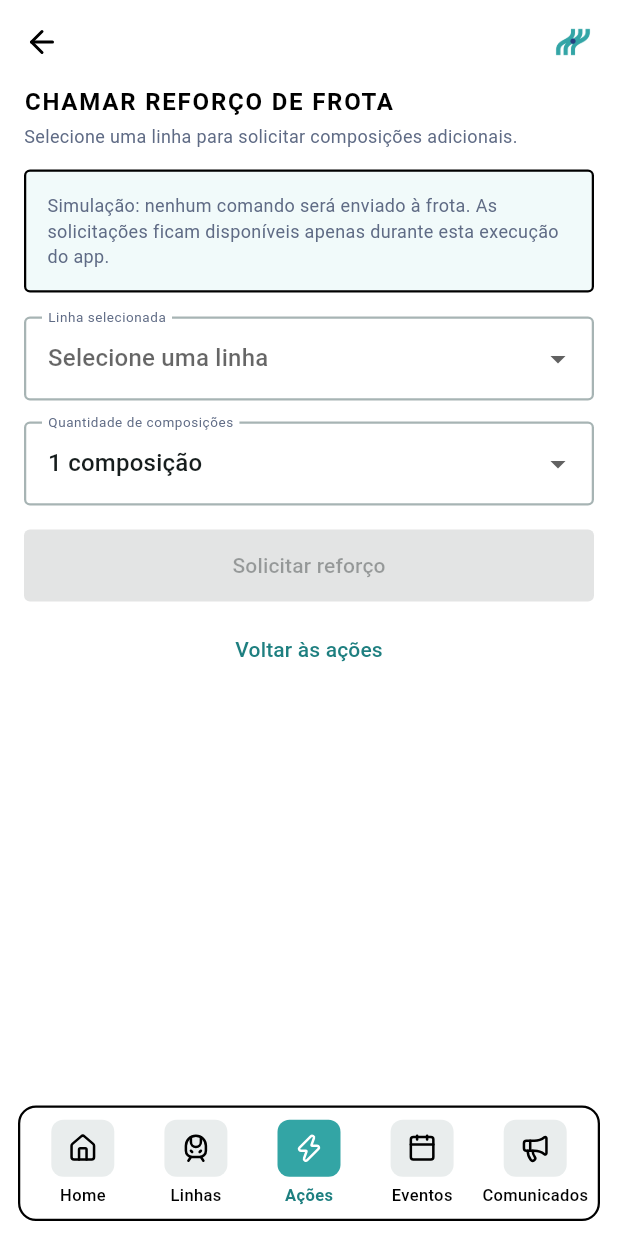
After one commit to pgmoraesdev/FLUXO_GLOBAL_SOLUTION_2026_2, a Flutter app: the LinesScreen screen opened directly, item 3 of the bottom bar chosen, after a tap on "Chamar reforço de frota", on a phone screen of 412 x 824 dp. The commit adds this screen. Run offline on Flutter 3.47's test engine with Material 3 defaults, Android fonts, the phone set to English and light mode, and no system bars; our stand-ins replace lucide_flutter, material_ui.

Commit message:
feat: adiciona menu de acoes e fluxo de reforco por linha

```diff
--- /dev/null
+++ b/lib/screens/actions_screen.dart
@@ -0,0 +1,168 @@
+import 'package:material_ui/material_ui.dart';
+import 'package:lucide_flutter/lucide_flutter.dart';
+
+import '../data/reinforcement_data.dart';
+import 'lines_screen.dart';
+import 'reinforcement_screen.dart';
+
+class ActionsScreen extends StatelessWidget {
+  final ReinforcementRequests? requests;
+  const ActionsScreen({super.key, this.requests});
+
+  @override
+  Widget build(BuildContext context) {
+    final store = requests ?? ReinforcementRequests.instance;
+    return Scaffold(
+      backgroundColor: Colors.white,
+      appBar: fluxoBackAppBar(context),
+      body: ListenableBuilder(
+        listenable: store,
+        builder: (context, _) => ListView(
+          padding: const EdgeInsets.fromLTRB(16, 0, 16, 16),
+          children: [
+            const ScreenTitle(
+              title: 'Ações',
+              subtitle: 'Escolha uma ação para acompanhar e apoiar a operação.',
+            ),
+            const SizedBox(height: 14),
+            _option(
+              icon: LucideIcons.trainFront,
+              title: 'Chamar reforço de frota',
+              description:
+                  'Selecione uma linha e solicite composições adicionais.',
+              onTap: () => Navigator.push(
+                context,
+                MaterialPageRoute(
+                  builder: (_) => ReinforcementScreen(requests: store),
+                ),
+              ),
+              highlight: true,
+            ),
+            const SizedBox(height: 12),
+            _option(
+              icon: LucideIcons.search,
+              title: 'Monitorar linhas e estações',
+              description: 'Consulte a lotação e os detalhes dos vagões.',
+              onTap: () => goToTab(context, 1),
+            ),
+            const SizedBox(height: 12),
+            _option(
+              icon: LucideIcons.calendar,
+              title: 'Consultar eventos',
+              description: 'Veja os eventos que podem aumentar a demanda.',
+              onTap: () => goToTab(context, 3),
+            ),
+            const SizedBox(height: 12),
+            _option(
+              icon: LucideIcons.megaphone,
+              title: 'Consultar comunicados',
+              description: 'Acompanhe os avisos publicados pela operação.',
+              onTap: () => goToTab(context, 4),
+            ),
+            const SizedBox(height: 20),
+            const ScreenTitle(
+              title: 'Solicitações de reforço',
+              subtitle: 'Simulação local. Os registros duram apenas nesta execução do app.',
+            ),
+            const SizedBox(height: 12),
+            if (store.requests.isEmpty)
+              const Text(
+                'Nenhuma solicitação registrada.',
+                style: TextStyle(color: muted, fontSize: 12),
+              ),
+            for (final request in store.requests) ...[
+              Container(
+                padding: const EdgeInsets.all(14),
+                decoration: BoxDecoration(
+                  color: Colors.white,
+                  border: Border.all(color: black, width: 1.5),
+                  borderRadius: BorderRadius.circular(radius),
+                ),
+                child: Column(
+                  crossAxisAlignment: CrossAxisAlignment.start,
+                  children: [
+                    Text(
+                      '${request.code} · ${request.line.name}',
+                      style: const TextStyle(
+                        color: black,
+                        fontWeight: FontWeight.w600,
+                        fontSize: 14,
+                      ),
+                    ),
+                    const SizedBox(height: 6),
+                    Text(
+                      '${request.trainCount} ${request.trainCount == 1 ? 'composição solicitada' : 'composições solicitadas'} · registro simulado',
+                      style: const TextStyle(color: tealDark, fontSize: 12),
+                    ),
+                    const SizedBox(height: 4),
+                    Text(
+                      'Registrado em ${_date(request.createdAt)}',
+                      style: const TextStyle(color: muted, fontSize: 11),
+                    ),
+                  ],
+                ),
+              ),
+              const SizedBox(height: 12),
+            ],
+          ],
+        ),
+      ),
+      bottomNavigationBar: fluxoNavBar(2, (index) {
+        if (index != 2) goToTab(context, index);
+      }),
+    );
+  }
+
+  String _date(DateTime date) =>
+      '${date.day.toString().padLeft(2, '0')}/${date.month.toString().padLeft(2, '0')} '
+      '${date.hour.toString().padLeft(2, '0')}:${date.minute.toString().padLeft(2, '0')}';
+
+  Widget _option({
+    required IconData icon,
+    required String title,
+    required String description,
+    required VoidCallback onTap,
+    bool highlight = false,
+  }) => Material(
+    color: highlight ? softTeal : Colors.white,
+    shape: RoundedRectangleBorder(
+      borderRadius: BorderRadius.circular(radius),
+      side: const BorderSide(color: black, width: 1.5),
+    ),
+    clipBehavior: Clip.antiAlias,
+    child: InkWell(
+      onTap: onTap,
+      child: Padding(
+        padding: const EdgeInsets.all(14),
+        child: Row(
+          children: [
+            Icon(icon, color: tealDark, size: 22),
+            const SizedBox(width: 12),
+            Expanded(
+              child: Column(
+                crossAxisAlignment: CrossAxisAlignment.start,
+                children: [
+                  Text(
+                    title,
+                    style: const TextStyle(
+                      color: black,
+                      fontWeight: FontWeight.w600,
+                      fontSize: 15,
+                    ),
+                  ),
+                  const SizedBox(height: 4),
+                  Text(
+                    description,
+                    style: const TextStyle(color: muted, fontSize: 12),
+                  ),
+                ],
+              ),
+            ),
+            const SizedBox(width: 8),
+            const Icon(LucideIcons.chevronRight, color: tealDark, size: 18),
+          ],
+        ),
+      ),
+    ),
+  );
+}
--- a/lib/screens/lines_screen.dart
+++ b/lib/screens/lines_screen.dart
@@ -1,3 +1,4 @@
+import 'actions_screen.dart';
 import 'home_screen.dart';
 import '../data/metro_data.dart';
 export '../data/metro_data.dart';
@@ -172,7 +173,9 @@ void goToTab(BuildContext context, int index) {
       page = const LinesScreen();
       break;
 
-    // case 2: actions aq
+    case 2:
+      page = const ActionsScreen();
+      break;
 
     case 3:
       page = const EventsScreen();
--- /dev/null
+++ b/lib/screens/reinforcement_screen.dart
@@ -0,0 +1,208 @@
+import 'package:material_ui/material_ui.dart';
+
+import '../data/reinforcement_data.dart';
+import 'lines_screen.dart';
+
+class ReinforcementScreen extends StatefulWidget {
+  final ReinforcementRequests requests;
+  final MetroLine? initialLine;
+  const ReinforcementScreen({
+    super.key,
+    required this.requests,
+    this.initialLine,
+  });
+
+  @override
+  State<ReinforcementScreen> createState() => _ReinforcementScreenState();
+}
+
+class _ReinforcementScreenState extends State<ReinforcementScreen> {
+  late MetroLine? selected = widget.initialLine;
+  int trainCount = 1;
+  bool confirming = false;
+
+  Future<void> _submit() async {
+    final line = selected;
+    if (line == null || confirming || widget.requests.hasRequestFor(line)) {
+      return;
+    }
+    setState(() => confirming = true);
+    final confirmed = await showDialog<bool>(
+      context: context,
+      builder: (context) => AlertDialog(
+        backgroundColor: Colors.white,
+        shape: RoundedRectangleBorder(
+          borderRadius: BorderRadius.circular(radius),
+          side: const BorderSide(color: black, width: 1.5),
+        ),
+        title: const Text('Confirmar reforço simulado'),
+        content: Text(
+          '${line.name}\n$trainCount ${trainCount == 1 ? 'composição adicional' : 'composições adicionais'}.\n\nEste registro não aciona uma frota real.',
+        ),
+        actions: [
+          TextButton(
+            onPressed: () => Navigator.pop(context, false),
+            child: const Text('Cancelar', style: TextStyle(color: muted)),
+          ),
+          TextButton(
+            onPressed: () => Navigator.pop(context, true),
+            child: const Text('Confirmar', style: TextStyle(color: tealDark)),
+          ),
+        ],
+      ),
+    );
+    if (!mounted) return;
+    if (confirmed == true && !widget.requests.hasRequestFor(line)) {
+      widget.requests.submit(line, trainCount);
+      ScaffoldMessenger.of(context).showSnackBar(
+        const SnackBar(content: Text('Solicitação simulada registrada.')),
+      );
+    }
+    setState(() => confirming = false);
+  }
+
+  @override
+  Widget build(BuildContext context) => Scaffold(
+    backgroundColor: Colors.white,
+    appBar: fluxoBackAppBar(context),
+    body: ListenableBuilder(
+      listenable: widget.requests,
+      builder: (context, _) {
+        final line = selected;
+        final alreadyRequested =
+            line != null && widget.requests.hasRequestFor(line);
+        return ListView(
+          padding: const EdgeInsets.fromLTRB(16, 0, 16, 16),
+          children: [
+            const ScreenTitle(
+              title: 'Chamar reforço de frota',
+              subtitle:
+                  'Selecione uma linha para solicitar composições adicionais.',
+            ),
+            const SizedBox(height: 14),
+            Container(
+              padding: const EdgeInsets.all(14),
+              decoration: BoxDecoration(
+                color: softTeal,
+                borderRadius: BorderRadius.circular(radius),
+                border: Border.all(color: black, width: 1.5),
+              ),
+              child: const Text(
+                'Simulação: nenhum comando será enviado à frota. As solicitações ficam disponíveis apenas durante esta execução do app.',
+                style: TextStyle(color: muted, fontSize: 12, height: 1.4),
+              ),
+            ),
+            const SizedBox(height: 16),
+            DropdownButtonFormField<MetroLine>(
+              initialValue: selected,
+              isExpanded: true,
+              decoration: _decoration('Linha selecionada'),
+              hint: const Text('Selecione uma linha'),
+              items: [
+                for (final item in metroLines)
+                  DropdownMenuItem(
+                    value: item,
+                    child: Text(item.name, overflow: TextOverflow.ellipsis),
+                  ),
+              ],
+              onChanged: confirming
+                  ? null
+                  : (value) => setState(() => selected = value),
+            ),
+            const SizedBox(height: 14),
+            if (line != null) ...[
+              Container(
+                padding: const EdgeInsets.all(14),
+                decoration: BoxDecoration(
+                  border: Border.all(color: black, width: 1.5),
+                  borderRadius: BorderRadius.circular(radius),
+                ),
+                child: Column(
+                  crossAxisAlignment: CrossAxisAlignment.start,
+                  children: [
+                    LineBadge(line: line),
+                    const SizedBox(height: 10),
+                    Text(
+                      '${line.stations.length} estações · ${line.occupancy}% de ocupação média',
+                      style: const TextStyle(color: muted, fontSize: 12),
+                    ),
+                    const SizedBox(height: 8),
+                    OccupancyBar(percent: line.occupancy, height: 12),
+                  ],
+                ),
+              ),
+              const SizedBox(height: 14),
+            ],
+            DropdownButtonFormField<int>(
+              initialValue: trainCount,
+              decoration: _decoration('Quantidade de composições'),
+              items: [
+                for (final count in [1, 2, 3])
+                  DropdownMenuItem(
+                    value: count,
+                    child: Text(
+                      '$count ${count == 1 ? 'composição' : 'composições'}',
+                    ),
+                  ),
+              ],
+              onChanged: confirming || alreadyRequested
+                  ? null
+                  : (value) => setState(() => trainCount = value ?? 1),
+            ),
+            const SizedBox(height: 16),
+            if (alreadyRequested) ...[
+              const Text(
+                'Esta linha já possui uma solicitação simulada registrada. Selecione outra linha para solicitar novo reforço.',
+                style: TextStyle(color: tealDark, fontSize: 12),
+              ),
+              const SizedBox(height: 12),
+            ],
+            FilledButton(
+              style: FilledButton.styleFrom(
+                backgroundColor: tealDark,
+                foregroundColor: Colors.white,
+                padding: const EdgeInsets.symmetric(
+                  horizontal: 16,
+                  vertical: 14,
+                ),
+                shape: RoundedRectangleBorder(
+                  borderRadius: BorderRadius.circular(radius),
+                ),
+              ),
+              onPressed: line == null || alreadyRequested || confirming
+                  ? null
+                  : _submit,
+              child: const Text('Solicitar reforço'),
+            ),
+            const SizedBox(height: 8),
+            TextButton(
+              onPressed: confirming ? null : () => goBack(context),
+              child: const Text(
+                'Voltar às ações',
+                style: TextStyle(color: tealDark),
+              ),
+            ),
+          ],
+        );
+      },
+    ),
+    bottomNavigationBar: fluxoNavBar(2, (index) => goToTab(context, index)),
+  );
+
+  InputDecoration _decoration(String label) => InputDecoration(
+    labelText: label,
+    labelStyle: const TextStyle(color: muted, fontSize: 12),
+    border: OutlineInputBorder(
+      borderRadius: BorderRadius.circular(radius),
+      borderSide: const BorderSide(color: greyBorder, width: 1.5),
+    ),
+    enabledBorder: OutlineInputBorder(
+      borderRadius: BorderRadius.circular(radius),
+      borderSide: const BorderSide(color: greyBorder, width: 1.5),
+    ),
+    focusedBorder: OutlineInputBorder(
+      borderRadius: BorderRadius.circular(radius),
+      borderSide: const BorderSide(color: tealDark, width: 2),
+    ),
+  );
+}
```
